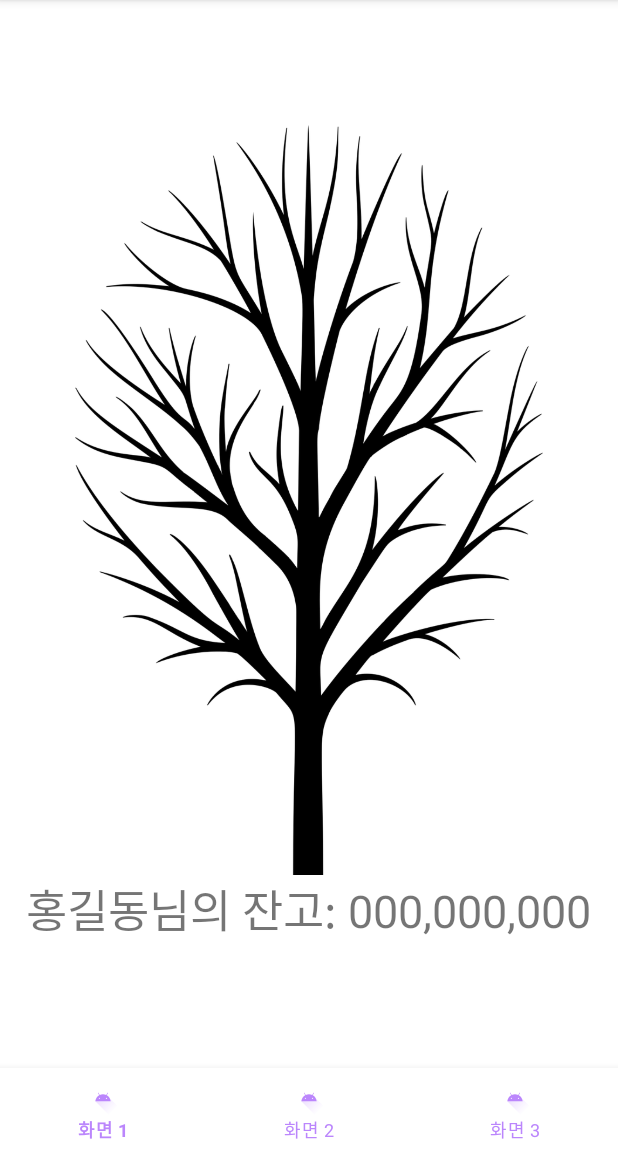
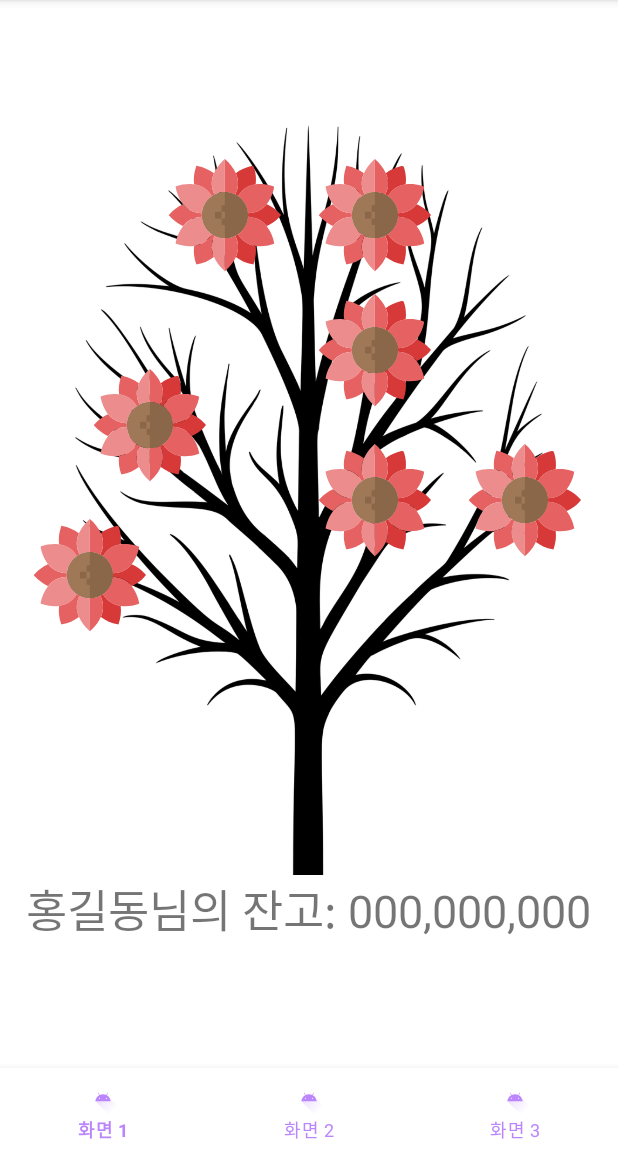
Before and after one commit to kelly1422/front_greenMoney, an Android app: the FragmentPage1 screen opened directly, with no data from a screen before it, on a phone screen of 412 x 824 dp, the part 84-1236 px from its top. Run offline under Robolectric (Android 15) with nearby library versions, the phone set to English and light mode, and no system bars.

Commit message:
fix tree

```diff
--- a/app/src/main/java/com/cookandroid/front_greenmoney/FragmentPage1.java
+++ b/app/src/main/java/com/cookandroid/front_greenmoney/FragmentPage1.java
@@ -41,7 +41,7 @@ public class FragmentPage1 extends Fragment {
     private Retrofit retrofit;
     private RetrofitInterface retrofitInterface;
     private String BASE_URL;
-    int test;
+    int clear;
 
     @Nullable
     @Override
@@ -74,7 +74,7 @@ public class FragmentPage1 extends Fragment {
         call.enqueue(new Callback<List<MissionItem>>() {
             @Override
             public void onResponse(Call<List<MissionItem>> call, Response<List<MissionItem>> response) {
-                test = response.body().size();
+                clear = response.body().size();
             }
 
             @Override
@@ -84,7 +84,7 @@ public class FragmentPage1 extends Fragment {
         });
 
 
-        for(int i = 0; i < test; i ++)
+        for(int i = 0; i < 7; i ++)
         {
             String img = "apple" + Integer.toString(i);
             int id = getResources().getIdentifier(img, "id", "com.cookandroid.front_greenmoney");
--- a/app/src/main/res/layout/activity_tree.xml
+++ b/app/src/main/res/layout/activity_tree.xml
@@ -52,10 +52,94 @@
                 <com.airbnb.lottie.LottieAnimationView
                     android:id="@+id/apple2"
                     android:layout_width="100dp"
-                    android:layout_height="140dp"
+                    android:layout_height="100dp"
                     android:src="@drawable/apple"
                     android:translationX="100dp"
-                    android:translationY="140dp"
+                    android:translationY="10dp"
+                    app:lottie_autoPlay="true"
+                    app:lottie_loop="true"
+                    app:lottie_rawRes="@raw/flower"
+                    android:visibility="gone" />
+
+                <com.airbnb.lottie.LottieAnimationView
+                    android:id="@+id/apple3"
+                    android:layout_width="100dp"
+                    android:layout_height="100dp"
+                    android:src="@drawable/apple"
+                    android:translationX="200dp"
+                    android:translationY="10dp"
+                    app:lottie_autoPlay="true"
+                    app:lottie_loop="true"
+                    app:lottie_rawRes="@raw/flower"
+                    android:visibility="gone" />
+
+                <com.airbnb.lottie.LottieAnimationView
+                    android:id="@+id/apple4"
+                    android:layout_width="100dp"
+                    android:layout_height="100dp"
+                    android:src="@drawable/apple"
+                    android:translationX="200dp"
+                    android:translationY="100dp"
+                    app:lottie_autoPlay="true"
+                    app:lottie_loop="true"
+                    app:lottie_rawRes="@raw/flower"
+                    android:visibility="gone" />
+
+                <com.airbnb.lottie.LottieAnimationView
+                    android:id="@+id/apple5"
+                    android:layout_width="100dp"
+                    android:layout_height="100dp"
+                    android:src="@drawable/apple"
+                    android:translationX="200dp"
+                    android:translationY="200dp"
+                    app:lottie_autoPlay="true"
+                    app:lottie_loop="true"
+                    app:lottie_rawRes="@raw/flower"
+                    android:visibility="gone" />
+
+                <com.airbnb.lottie.LottieAnimationView
+                    android:id="@+id/apple6"
+                    android:layout_width="100dp"
+                    android:layout_height="100dp"
+                    android:src="@drawable/apple"
+                    android:translationX="10dp"
+                    android:translationY="250dp"
+                    app:lottie_autoPlay="true"
+                    app:lottie_loop="true"
+                    app:lottie_rawRes="@raw/flower"
+                    android:visibility="gone" />
+
+                <com.airbnb.lottie.LottieAnimationView
+                    android:id="@+id/apple7"
+                    android:layout_width="100dp"
+                    android:layout_height="100dp"
+                    android:src="@drawable/apple"
+                    android:translationX="100dp"
+                    android:translationY="250dp"
+                    app:lottie_autoPlay="true"
+                    app:lottie_loop="true"
+                    app:lottie_rawRes="@raw/flower"
+                    android:visibility="gone" />
+
+                <com.airbnb.lottie.LottieAnimationView
+                    android:id="@+id/apple8"
+                    android:layout_width="100dp"
+                    android:layout_height="100dp"
+                    android:src="@drawable/apple"
+                    android:translationX="100dp"
+                    android:translationY="100dp"
+                    app:lottie_autoPlay="true"
+                    app:lottie_loop="true"
+                    app:lottie_rawRes="@raw/flower"
+                    android:visibility="gone" />
+
+                <com.airbnb.lottie.LottieAnimationView
+                    android:id="@+id/apple9"
+                    android:layout_width="100dp"
+                    android:layout_height="100dp"
+                    android:src="@drawable/apple"
+                    android:translationX="200dp"
+                    android:translationY="300dp"
                     app:lottie_autoPlay="true"
                     app:lottie_loop="true"
                     app:lottie_rawRes="@raw/flower"
```
